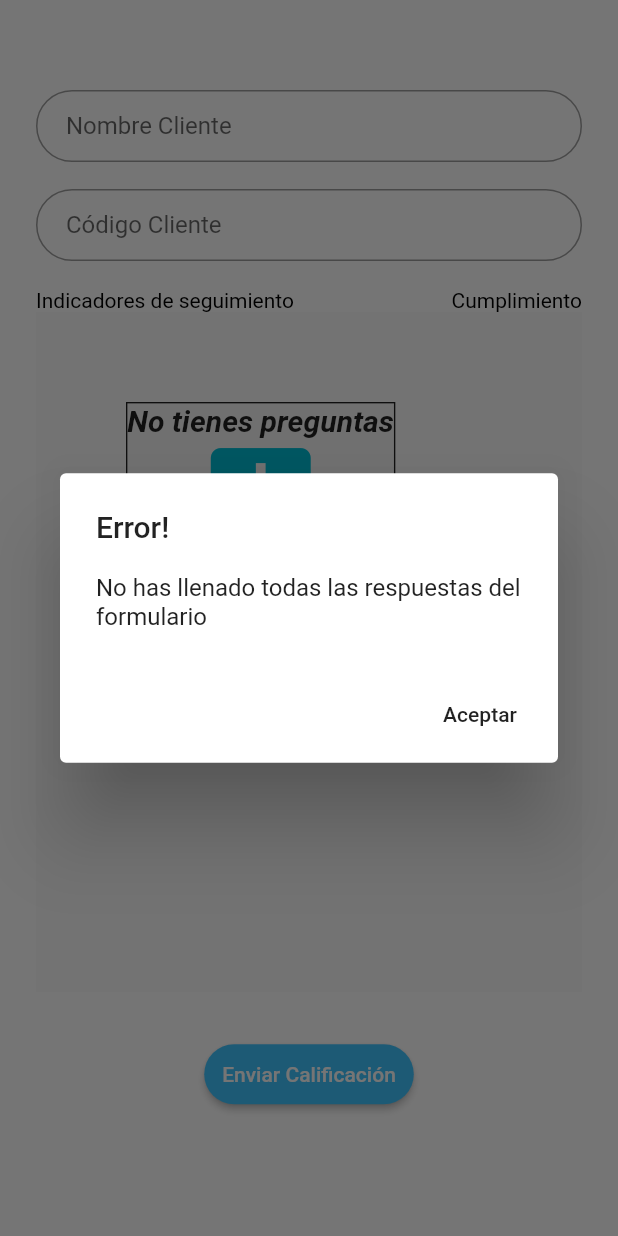
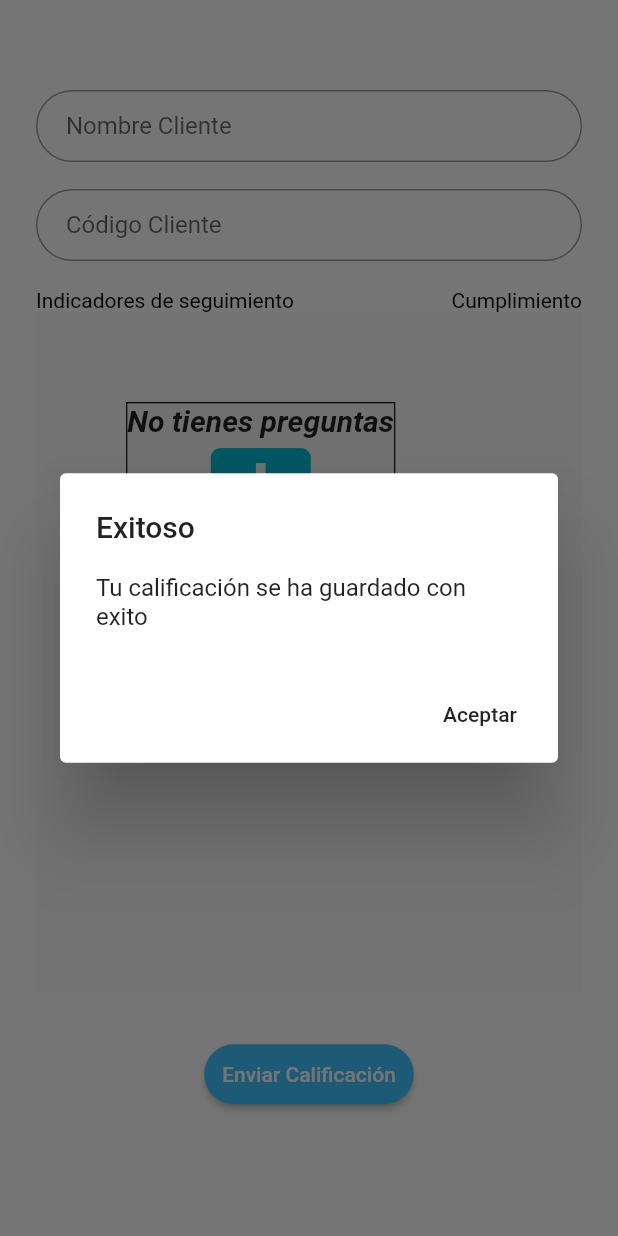
Before and after one commit to famitiendas/DiegoApp, a Flutter app: the CalificaCliente screen opened directly, after a tap on "Enviar Calificación", on a phone screen of 412 x 824 dp. Run offline on Flutter 3.47's test engine with Material 2 defaults, Android fonts, the phone set to English and light mode, and no system bars; our stand-ins replace cloud_firestore; accounts and stored records are empty.

Commit message:
correcciones calificar cliente

```diff
--- a/lib/com/famitiendas/src/widgets/Calificacion.dart
+++ b/lib/com/famitiendas/src/widgets/Calificacion.dart
@@ -1,11 +1,9 @@
-import 'dart:ui';
-
 class Calification {
   String key;
   String nameClient;
   String codeClient;
   String date;
-  List<Respuestas> listResp;
+  List<String> listResp;
   Calification(
       this.nameClient,
       this.codeClient,
@@ -42,4 +40,13 @@ class Respuestas{
   String valor;
 
   Respuestas(this.pregunta,this.valor);
+
+Respuestas.toSave(
+      this.pregunta,
+      this.valor);
+
+  toJson() => {
+        "pregunta": pregunta,
+        "valor": valor
+      };
 }
--- a/lib/com/famitiendas/src/widgets/CalificarCliente.dart
+++ b/lib/com/famitiendas/src/widgets/CalificarCliente.dart
@@ -1,6 +1,5 @@
 import 'package:cloud_firestore/cloud_firestore.dart';
 import 'package:famitiendas_distribuciones/com/famitiendas/src/widgets/Calificacion.dart';
-import 'package:famitiendas_distribuciones/com/famitiendas/src/widgets/login_screen.dart';
 import 'package:famitiendas_distribuciones/com/famitiendas/src/widgets/menu.dart';
 import 'package:flutter/material.dart';
 
@@ -17,19 +16,8 @@ class _CalificaClienteState extends State<CalificaCliente> {
   bool loginEnabled;
   bool isVisible;
   int cantidad = 1;
-  var preguntas = [
-    {"Pregunta": "", "valor": ""},
-    {"Pregunta": "", "valor": ""},
-    {"Pregunta": "", "valor": ""},
-    {"Pregunta": "", "valor": ""},
-    {"Pregunta": "", "valor": ""},
-    {"Pregunta": "", "valor": ""},
-    {"Pregunta": "", "valor": ""},
-    {"Pregunta": "", "valor": ""},
-    {"Pregunta": "", "valor": ""},
-    {"Pregunta": "", "valor": ""},
-    {"Pregunta": "", "valor": ""}
-  ];
+  List<Respuestas> respuestas= [];
+  var preguntas = [];
   var opciones = ["Si", "No"];
 
   BuildContext contexto;
@@ -41,24 +29,36 @@ class _CalificaClienteState extends State<CalificaCliente> {
     void loguearse() async {
       bool banderaRespuestas = false;
       preguntas.forEach((respuesta) => {
-            if (respuesta["valor"] == "") {banderaRespuestas = true}
+            if (respuesta == "") {banderaRespuestas = true}
           });
       if (!banderaRespuestas) {
+        int contador=0;
+        List<String> respuestasString=[];
+        for (Respuestas respuesta in respuestas) {
+          respuesta.valor = preguntas[contador];
+          contador++;
+          String resFin = '{"pregunta":"${respuesta.pregunta}","valor":"${respuesta.valor}"}';
+          respuestasString.add(resFin);
+        }
+        try {
           Calification calification;
           var now = new DateTime.now();
-        calification = new Calification.toSave(nombreCliente.toString(),
-            codigoClient.toString(), now.toString(), []);
+          calification = new Calification.toSave("${nombreCliente.text}",
+              "${codigoClient.text}", now.toString(),respuestasString);
           Firestore.instance
-            .collection(codigoClient.toString())
+              .collection('calificaciones')
+              .document("${codigoClient.text}")
+              .collection("${now.toString()}")
               .document()
               .setData(calification.toJson())
               .then((data) {
-          Navigator.of(contexto).pop();
+                new Dialogs().showDialogLogin("Exitoso",
+            "Tu calificación se ha guardado con exito", context);
+
           });
-        Navigator.of(contexto)
-            .pushReplacement(MaterialPageRoute(builder: (contexto) {
-          return new Menu();
-        }));
+        } on Exception {
+          new Dialogs().showDialogLogin("Error!", "erororoororor", context);
+        }
       } else {
         new Dialogs().showDialogLogin("Error!",
             "No has llenado todas las respuestas del formulario", context);
@@ -121,7 +121,6 @@ class _CalificaClienteState extends State<CalificaCliente> {
         )),
       ],
     );
-    final cumplimiento = "";
     var entradas = 0;
     final listado = Container(
         height: MediaQuery.of(context).size.height * 0.55,
@@ -137,6 +136,13 @@ class _CalificaClienteState extends State<CalificaCliente> {
                         child: ListView.builder(
                             itemCount: snapshot.data.documents.length,
                             itemBuilder: (BuildContext context, int index) {
+                              if (preguntas.length <
+                                  snapshot.data.documents.length) {
+                                Respuestas respuesta = new Respuestas("${snapshot.data.documents[index].data["Pregunta"]}", "${snapshot.data.documents[index].data["valor"]}");
+                                respuestas.add(respuesta);
+                                preguntas.add(snapshot
+                                    .data.documents[index].data["valor"]);
+                              }
                               return Container(
                                   width:
                                       MediaQuery.of(context).size.width * 0.95,
@@ -152,7 +158,7 @@ class _CalificaClienteState extends State<CalificaCliente> {
                                                     .width *
                                                 0.65,
                                             child: Text(
-                                              "${index + 1}.   ${preguntas[index]["Pregunta"]}",
+                                              "${index + 1}.   ${snapshot.data.documents[index].data["Pregunta"]}",
                                               style: TextStyle(
                                                   color: Colors.black),
                                               textAlign: TextAlign.start,
@@ -168,7 +174,7 @@ class _CalificaClienteState extends State<CalificaCliente> {
                                                   0.15,
                                               child: DropdownButton(
                                                 hint: new Text(
-                                                  "${preguntas[index]["valor"]}",
+                                                  "${preguntas[index]}",
                                                   style:
                                                       TextStyle(fontSize: 16.0),
                                                 ),
@@ -191,8 +197,7 @@ class _CalificaClienteState extends State<CalificaCliente> {
                                                     .toList(),
                                                 onChanged: (String newValue) {
                                                   setState(() {
-                                                    preguntas[index]["valor"] =
-                                                        newValue;
+                                                    preguntas[index] = newValue;
                                                     //value = newValue;
                                                     //bank = newValue;
                                                   });
@@ -206,7 +211,7 @@ class _CalificaClienteState extends State<CalificaCliente> {
                                     ],
                                   ));
                             }),
-                        color: Colors.green[400],
+                        color: Colors.white,
                       ))
                     : new Scaffold(
                         body: new Container(
--- a/lib/com/famitiendas/src/widgets/Dialogs.dart
+++ b/lib/com/famitiendas/src/widgets/Dialogs.dart
@@ -1,8 +1,10 @@
 import 'package:flutter/material.dart';
+
+import 'menu.dart';
 
 class Dialogs {
   BuildContext contexto;
-   void showDialogLogin(String resultado, String mensaje, BuildContext context) {
+  void showDialogLogin(String resultado, String mensaje, BuildContext context) {
     // flutter defined function
     contexto = context;
     showDialog(
@@ -18,6 +20,13 @@ class Dialogs {
               child: new Text("Aceptar"),
               onPressed: () {
                 Navigator.of(context).pop();
+                if (resultado == "Exitoso") {
+                  Navigator.of(contexto)
+                      .pushReplacement(MaterialPageRoute(builder: (contexto) {
+                    return new Menu();
+                  }));
+                }
+
               },
             ),
           ],
@@ -25,6 +34,4 @@ class Dialogs {
       },
     );
   }
-
-
 }
```
Lines whose indentation alone changed are shown as unchanged.
